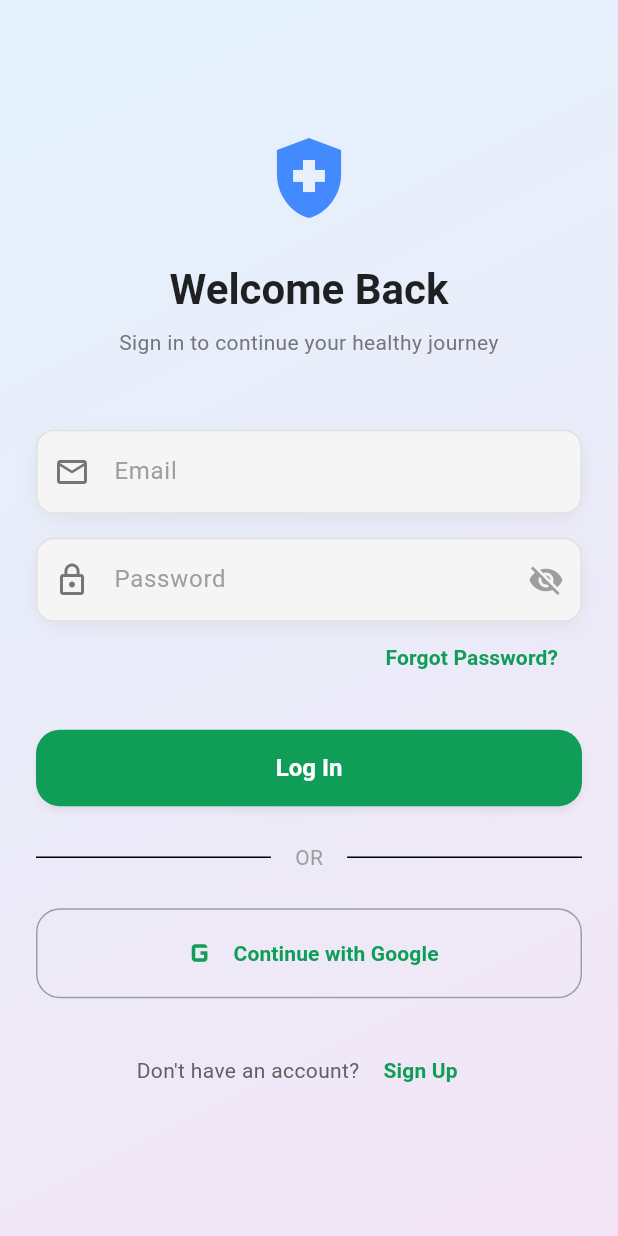
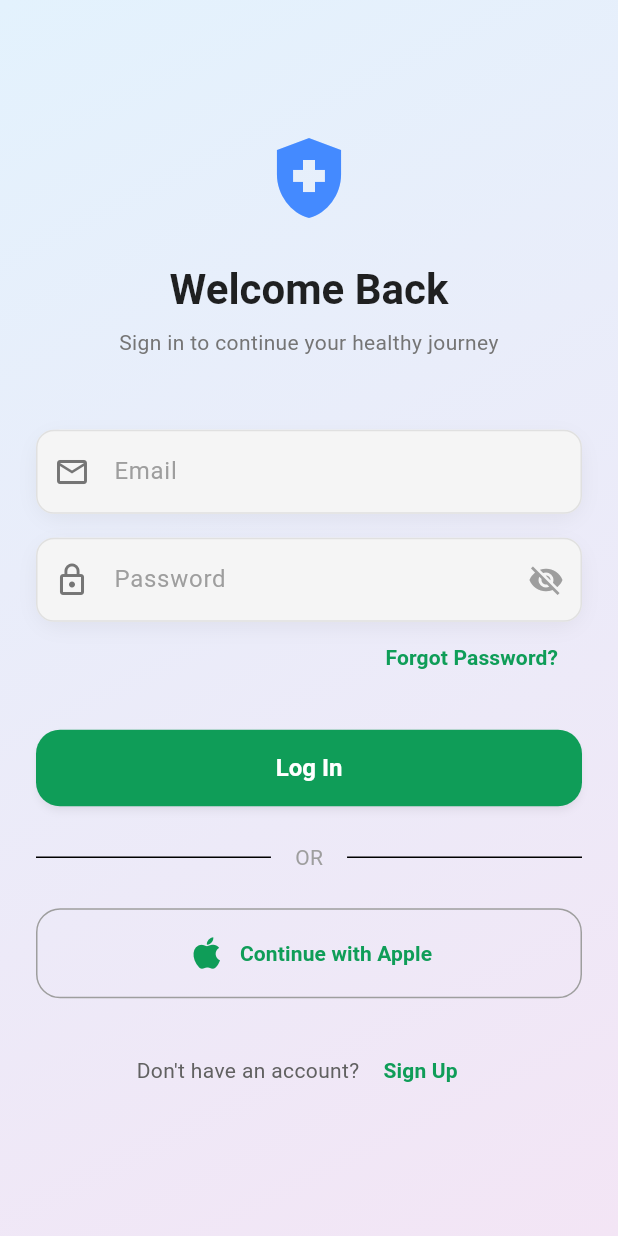
Before and after one commit to tunckankilic/vitalsync, a Flutter app: the LoginScreen screen opened by its route, on a phone screen of 412 x 824 dp. Run offline on Flutter 3.47's test engine with Material 3 defaults, Android fonts, the phone set to English and light mode, and no system bars; drawn by our look-alikes of dynamic_color, flutter_animate; our stand-ins replace cloud_firestore, connectivity_plus, drift, firebase_analytics, firebase_auth, firebase_core and 12 more; missing offline and left inert: workmanager; accounts and stored records are empty; generated files the repository leaves out were written again; statements that could not run were skipped.

Commit message:
What i did ? && Next on:
What i did ?
- Localization Completed
- Apple Sign-in integrated

Next on:
- Run tests
- Release prep

```diff
--- a/lib/core/l10n/app_de.arb
+++ b/lib/core/l10n/app_de.arb
@@ -558,8 +558,8 @@
   "@logIn": { "description": "Log in button" },
   "orSeparator": "ODER",
   "@orSeparator": { "description": "OR separator" },
-  "continueWithGoogle": "Mit Google fortfahren",
-  "@continueWithGoogle": { "description": "Continue with Google button" },
+  "continueWithApple": "Mit Apple fortfahren",
+  "@continueWithApple": { "description": "Continue with Apple button" },
   "dontHaveAccount": "Noch kein Konto?",
   "@dontHaveAccount": { "description": "Don't have account text" },
   "signUp": "Registrieren",
@@ -577,9 +577,9 @@
       }
     }
   },
-  "googleLoginFailed": "Google-Anmeldung fehlgeschlagen: {error}",
-  "@googleLoginFailed": {
-    "description": "Google login failed error",
+  "appleLoginFailed": "Apple-Anmeldung fehlgeschlagen: {error}",
+  "@appleLoginFailed": {
+    "description": "Apple login failed error",
     "placeholders": {
       "error": {
         "type": "Object"
--- a/lib/core/l10n/app_en.arb
+++ b/lib/core/l10n/app_en.arb
@@ -714,8 +714,8 @@
   "@logIn": { "description": "Log in button" },
   "orSeparator": "OR",
   "@orSeparator": { "description": "OR separator" },
-  "continueWithGoogle": "Continue with Google",
-  "@continueWithGoogle": { "description": "Continue with Google button" },
+  "continueWithApple": "Continue with Apple",
+  "@continueWithApple": { "description": "Continue with Apple button" },
   "dontHaveAccount": "Don't have an account?",
   "@dontHaveAccount": { "description": "Don't have account text" },
   "signUp": "Sign Up",
@@ -733,9 +733,9 @@
       }
     }
   },
-  "googleLoginFailed": "Google Login failed: {error}",
-  "@googleLoginFailed": {
-    "description": "Google login failed error",
+  "appleLoginFailed": "Apple Login failed: {error}",
+  "@appleLoginFailed": {
+    "description": "Apple login failed error",
     "placeholders": {
       "error": {
         "type": "Object"
--- a/lib/core/l10n/app_localizations.dart
+++ b/lib/core/l10n/app_localizations.dart
@@ -1942,11 +1942,11 @@ abstract class AppLocalizations {
   /// **'OR'**
   String get orSeparator;
 
-  /// Continue with Google button
-  ///
-  /// In en, this message translates to:
-  /// **'Continue with Google'**
-  String get continueWithGoogle;
+  /// Continue with Apple button
+  ///
+  /// In en, this message translates to:
+  /// **'Continue with Apple'**
+  String get continueWithApple;
 
   /// Don't have account text
   ///
@@ -1978,11 +1978,11 @@ abstract class AppLocalizations {
   /// **'Login failed: {error}'**
   String loginFailed(Object error);
 
-  /// Google login failed error
-  ///
-  /// In en, this message translates to:
-  /// **'Google Login failed: {error}'**
-  String googleLoginFailed(Object error);
+  /// Apple login failed error
+  ///
+  /// In en, this message translates to:
+  /// **'Apple Login failed: {error}'**
+  String appleLoginFailed(Object error);
 
   /// Create account title
   ///
--- a/lib/core/l10n/app_localizations_de.dart
+++ b/lib/core/l10n/app_localizations_de.dart
@@ -974,7 +974,7 @@ class AppLocalizationsDe extends AppLocalizations {
   String get orSeparator => 'ODER';
 
   @override
-  String get continueWithGoogle => 'Mit Google fortfahren';
+  String get continueWithApple => 'Mit Apple fortfahren';
 
   @override
   String get dontHaveAccount => 'Noch kein Konto?';
@@ -994,8 +994,8 @@ class AppLocalizationsDe extends AppLocalizations {
   }
 
   @override
-  String googleLoginFailed(Object error) {
-    return 'Google-Anmeldung fehlgeschlagen: $error';
+  String appleLoginFailed(Object error) {
+    return 'Apple-Anmeldung fehlgeschlagen: $error';
   }
 
   @override
--- a/lib/core/l10n/app_localizations_en.dart
+++ b/lib/core/l10n/app_localizations_en.dart
@@ -969,7 +969,7 @@ class AppLocalizationsEn extends AppLocalizations {
   String get orSeparator => 'OR';
 
   @override
-  String get continueWithGoogle => 'Continue with Google';
+  String get continueWithApple => 'Continue with Apple';
 
   @override
   String get dontHaveAccount => 'Don\'t have an account?';
@@ -989,8 +989,8 @@ class AppLocalizationsEn extends AppLocalizations {
   }
 
   @override
-  String googleLoginFailed(Object error) {
-    return 'Google Login failed: $error';
+  String appleLoginFailed(Object error) {
+    return 'Apple Login failed: $error';
   }
 
   @override
--- a/lib/core/l10n/app_localizations_tr.dart
+++ b/lib/core/l10n/app_localizations_tr.dart
@@ -972,7 +972,7 @@ class AppLocalizationsTr extends AppLocalizations {
   String get orSeparator => 'VEYA';
 
   @override
-  String get continueWithGoogle => 'Google ile Devam Et';
+  String get continueWithApple => 'Apple ile Devam Et';
 
   @override
   String get dontHaveAccount => 'Hesabınız yok mu?';
@@ -992,8 +992,8 @@ class AppLocalizationsTr extends AppLocalizations {
   }
 
   @override
-  String googleLoginFailed(Object error) {
-    return 'Google girişi başarısız: $error';
+  String appleLoginFailed(Object error) {
+    return 'Apple girişi başarısız: $error';
   }
 
   @override
--- a/lib/core/l10n/app_tr.arb
+++ b/lib/core/l10n/app_tr.arb
@@ -558,8 +558,8 @@
   "@logIn": { "description": "Log in button" },
   "orSeparator": "VEYA",
   "@orSeparator": { "description": "OR separator" },
-  "continueWithGoogle": "Google ile Devam Et",
-  "@continueWithGoogle": { "description": "Continue with Google button" },
+  "continueWithApple": "Apple ile Devam Et",
+  "@continueWithApple": { "description": "Continue with Apple button" },
   "dontHaveAccount": "Hesabınız yok mu?",
   "@dontHaveAccount": { "description": "Don't have account text" },
   "signUp": "Kayıt Ol",
@@ -577,9 +577,9 @@
       }
     }
   },
-  "googleLoginFailed": "Google girişi başarısız: {error}",
-  "@googleLoginFailed": {
-    "description": "Google login failed error",
+  "appleLoginFailed": "Apple girişi başarısız: {error}",
+  "@appleLoginFailed": {
+    "description": "Apple login failed error",
     "placeholders": {
       "error": {
         "type": "Object"
--- a/lib/presentation/screens/auth/login_screen.dart
+++ b/lib/presentation/screens/auth/login_screen.dart
@@ -51,9 +51,9 @@ class _LoginScreenState extends ConsumerState<LoginScreen> {
     }
   }
 
-  Future<void> _handleGoogleLogin() async {
+  Future<void> _handleAppleLogin() async {
     try {
-      await ref.read(authProvider.notifier).signInWithGoogle();
+      await ref.read(authProvider.notifier).signInWithApple();
       if (mounted) {
         context.go('/dashboard');
       }
@@ -61,7 +61,7 @@ class _LoginScreenState extends ConsumerState<LoginScreen> {
       if (mounted) {
         ScaffoldMessenger.of(context).showSnackBar(
           SnackBar(
-            content: Text(AppLocalizations.of(context).googleLoginFailed(e)),
+            content: Text(AppLocalizations.of(context).appleLoginFailed(e)),
           ),
         );
       }
@@ -222,14 +222,14 @@ class _LoginScreenState extends ConsumerState<LoginScreen> {
 
                       const SizedBox(height: 24),
 
-                      // Google Sign In
+                      // Apple Sign In
                       OutlinedButton.icon(
-                        onPressed: isLoading ? null : _handleGoogleLogin,
+                        onPressed: isLoading ? null : _handleAppleLogin,
                         icon: const Icon(
-                          Icons.g_mobiledata,
+                          Icons.apple,
                           size: 28,
-                        ), // Placeholder, ideally use SVG logo
-                        label: Text(l10n.continueWithGoogle),
+                        ),
+                        label: Text(l10n.continueWithApple),
                         style: OutlinedButton.styleFrom(
                           padding: const EdgeInsets.symmetric(vertical: 16),
                           shape: RoundedRectangleBorder(
--- a/pubspec.yaml
+++ b/pubspec.yaml
@@ -51,6 +51,7 @@ dependencies:
   vibration: ^3.1.6
   confetti: ^0.8.0
   flutter_animate: ^4.5.0
+  sign_in_with_apple: ^6.1.3
 
 dev_dependencies:
   bloc_test: ^10.0.0
```
Also changed, not shown: lib/data/repositories/shared/auth_repository_impl.dart (+37 -11 lines), pubspec.lock, 5 other files.
